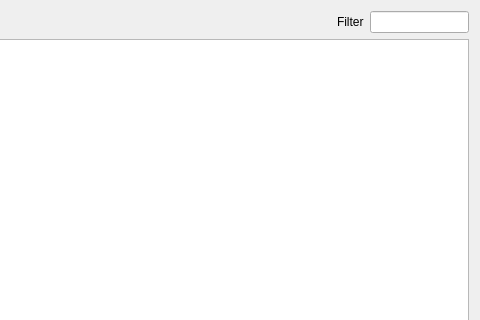
First picture: the form in src/dir_tree_widget.ui, repository pancakeswya/DirTreeWidget, before the edit; both pictures show x 320 to 800 and y 0 to 320 of the 800 by 600 pixel window.
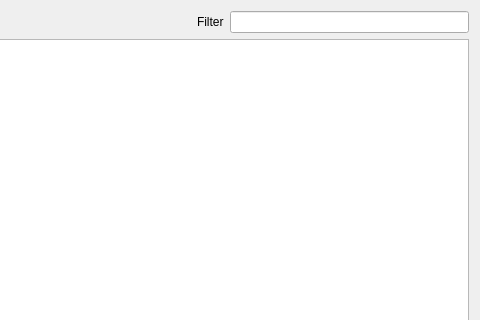
Second picture: the form after the edit.

The edit to the form file:
```diff
--- a/src/dir_tree_widget.ui
+++ b/src/dir_tree_widget.ui
@@ -21,7 +21,7 @@
      </property>
      <property name="sizeHint" stdset="0">
       <size>
-       <width>650</width>
+       <width>500</width>
        <height>20</height>
       </size>
      </property>
```
